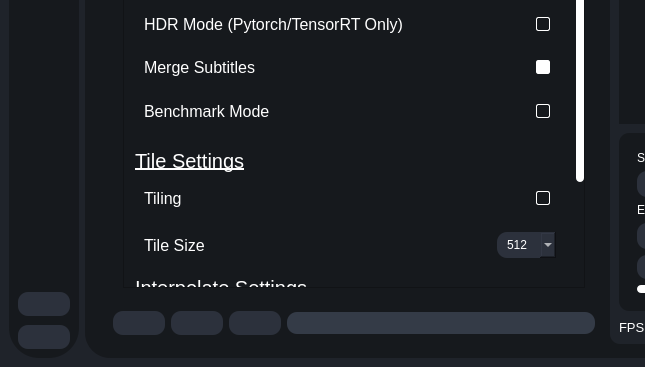
Above: testRVEInterface.ui from gokulmc/enhance_crop before the change; both pictures show x 0 to 645 and y 219 to 586 of the 873 by 586 pixel window. Below: the same form after it.
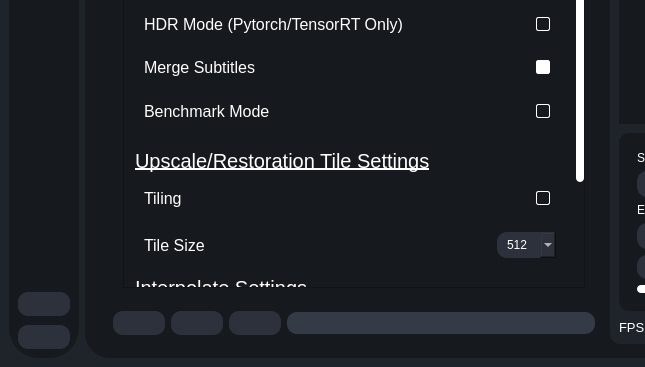
That is the form after the change. The open tabs and pages were chosen to show the change. Icons and pictures are not drawn.

Patch:
```diff
--- a/testRVEInterface.ui
+++ b/testRVEInterface.ui
@@ -2778,7 +2778,7 @@
                                      </font>
                                     </property>
                                     <property name="text">
-                                     <string>Tile Settings</string>
+                                     <string>Upscale/Restoration Tile Settings</string>
                                     </property>
                                    </widget>
                                   </item>
```
Left out of the diff: 2 changed lines with no effect on the pictures.
